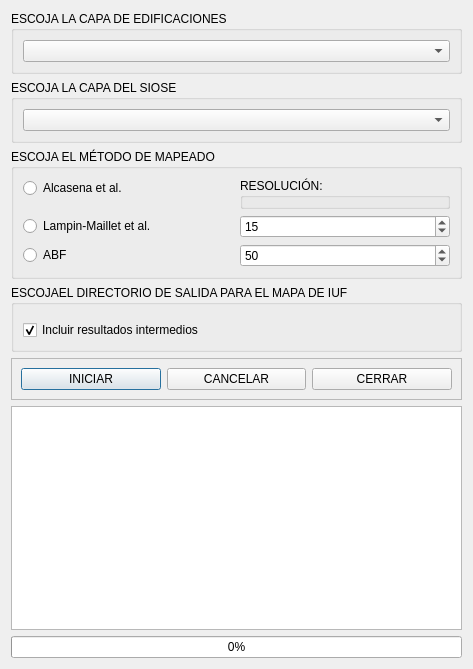
Before: the Qt Designer form geoprocesador_de_iuf_dialog_base.ui in Adria-Barreiro-Franquet/Geoprocesador_de_IUF, drawn with Qt 5.
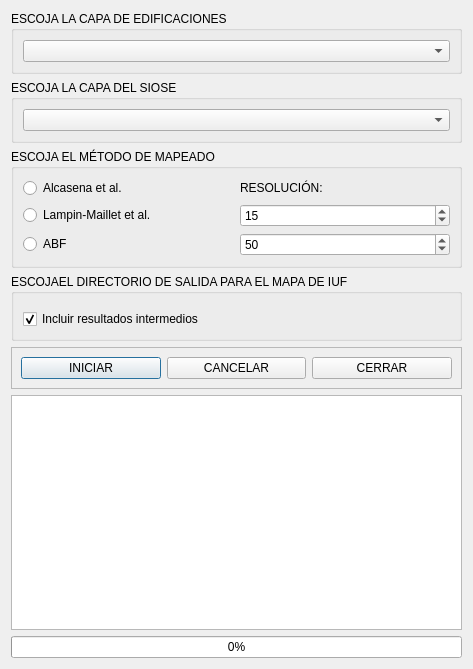
After: the same form once the commit is applied. Custom widgets are drawn as their Qt base class.

What changed in the file:
```diff
--- a/geoprocesador_de_iuf_dialog_base.ui
+++ b/geoprocesador_de_iuf_dialog_base.ui
@@ -51,6 +51,13 @@
         </property>
        </widget>
       </item>
+      <item row="2" column="0">
+       <widget class="QRadioButton" name="metodoLampinMaillet">
+        <property name="text">
+         <string>Lampin-Maillet et al.</string>
+        </property>
+       </widget>
+      </item>
       <item row="0" column="0">
        <widget class="QRadioButton" name="metodoAlcasena">
         <property name="text">
@@ -71,20 +78,6 @@
         </property>
        </widget>
       </item>
-      <item row="2" column="0">
-       <widget class="QRadioButton" name="metodoLampinMaillet">
-        <property name="text">
-         <string>Lampin-Maillet et al.</string>
-        </property>
-       </widget>
-      </item>
-      <item row="0" column="1" rowspan="2">
-       <widget class="QGroupBox" name="groupBox_2">
-        <property name="title">
-         <string>RESOLUCIÓN:</string>
-        </property>
-       </widget>
-      </item>
       <item row="2" column="1">
        <widget class="QSpinBox" name="resolucion_lampin">
         <property name="minimum">
@@ -98,6 +91,13 @@
         </property>
        </widget>
       </item>
+      <item row="0" column="1">
+       <widget class="QLabel" name="label">
+        <property name="text">
+         <string>RESOLUCIÓN:</string>
+        </property>
+       </widget>
+      </item>
      </layout>
     </widget>
    </item>
```
